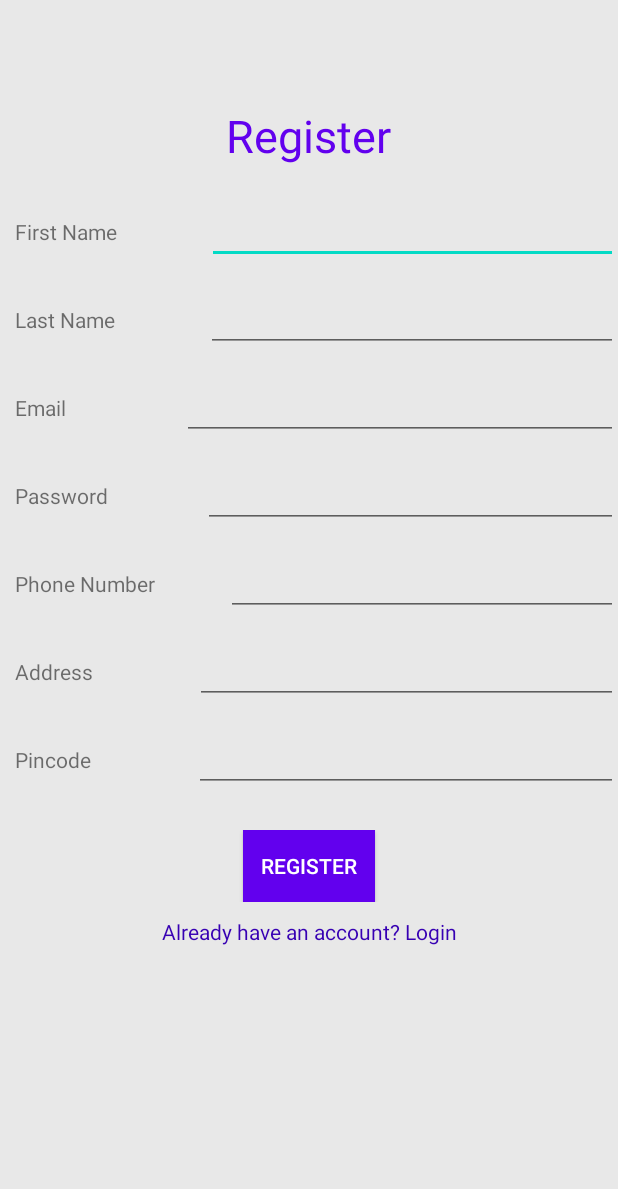
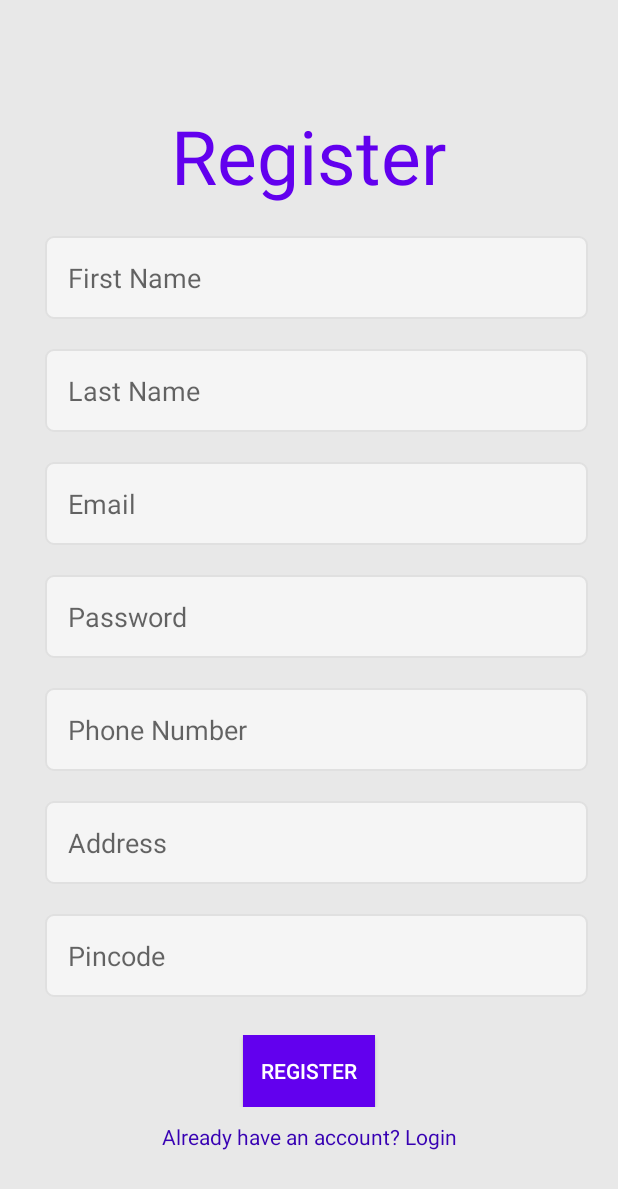
Before and after one commit to arselan95/Toy-Trader-Android-Application, an Android app: the RegisterActivity screen opened directly, with no data from a screen before it, on a phone screen of 412 x 824 dp. Shown: the top 1189 px of the screen. Run offline under Robolectric (Android 15) with nearby library versions, the phone set to English and light mode, and no system bars.

Commit message:
Login register UI changes and validations

```diff
--- /dev/null
+++ b/ToyTrader/app/src/main/res/drawable/custom_background.xml
@@ -0,0 +1,18 @@
+<?xml version="1.0" encoding="utf-8"?>
+<shape xmlns:android="http://schemas.android.com/apk/res/android"
+    android:padding="10dp"
+    android:shape="rectangle" >
+
+    <solid android:color="#f5f5f5" />
+
+    <stroke
+        android:width="1dp"
+        android:color="#e0e0e0" />
+
+    <corners
+        android:bottomLeftRadius="5dp"
+        android:bottomRightRadius="5dp"
+        android:topLeftRadius="5dp"
+        android:topRightRadius="5dp" />
+
+</shape>
--- a/ToyTrader/app/src/main/res/layout/activity_register.xml
+++ b/ToyTrader/app/src/main/res/layout/activity_register.xml
@@ -6,199 +6,13 @@
     android:layout_height="match_parent"
     android:background="@color/background"
     tools:context=".RegisterActivity">
-
+    <ScrollView
+        android:layout_width="match_parent"
+        android:layout_height="match_parent">
         <LinearLayout
-        android:id="@+id/linearLayout"
             android:layout_width="match_parent"
-        android:layout_height="wrap_content"
-        android:layout_marginTop="20dp"
-        android:orientation="horizontal"
-        app:layout_constraintStart_toStartOf="parent"
-        app:layout_constraintTop_toBottomOf="@+id/linearLayout6">
-
-        <TextView
-            android:id="@+id/textView4"
-            android:layout_width="wrap_content"
-            android:layout_height="wrap_content"
-            android:layout_weight="1"
-            android:paddingLeft="10dp"
-            android:text="@string/first_name" />
-
-        <EditText
-            android:id="@+id/register_firstName"
-            android:layout_width="wrap_content"
-            android:layout_height="wrap_content"
-            android:layout_weight="1"
-            android:ems="10"
-            android:importantForAutofill="no"
-            android:inputType="textPersonName" />
-    </LinearLayout>
-
-    <LinearLayout
-        android:id="@+id/linearLayout2"
-        android:layout_width="match_parent"
-        android:layout_height="wrap_content"
-        android:layout_marginTop="13dp"
-        android:orientation="horizontal"
-        app:layout_constraintStart_toStartOf="parent"
-        app:layout_constraintTop_toBottomOf="@+id/linearLayout">
-
-        <TextView
-            android:id="@+id/textView5"
-            android:layout_width="wrap_content"
-            android:layout_height="wrap_content"
-            android:layout_weight="1"
-            android:paddingStart="10dp"
-            android:paddingLeft="10dp"
-            android:text="@string/last_name" />
-
-        <EditText
-            android:id="@+id/register_lastName"
-            android:layout_width="wrap_content"
-            android:layout_height="wrap_content"
-            android:layout_weight="1"
-            android:ems="10"
-            android:inputType="textPersonName" />
-    </LinearLayout>
-
-    <LinearLayout
-        android:id="@+id/linearLayout3"
-        android:layout_width="match_parent"
-        android:layout_height="wrap_content"
-        android:layout_marginTop="13dp"
-        android:orientation="horizontal"
-        app:layout_constraintStart_toStartOf="parent"
-        app:layout_constraintTop_toBottomOf="@+id/linearLayout2">
-
-        <TextView
-            android:id="@+id/textView6"
-            android:layout_width="wrap_content"
-            android:layout_height="wrap_content"
-            android:layout_weight="1"
-            android:paddingStart="10dp"
-            android:paddingLeft="10dp"
-            android:text="Email" />
-
-        <EditText
-            android:id="@+id/register_email"
-            android:layout_width="wrap_content"
-            android:layout_height="wrap_content"
-            android:layout_weight="1"
-            android:ems="10"
-            android:inputType="textEmailAddress" />
-    </LinearLayout>
-
-
-    <LinearLayout
-        android:id="@+id/linearLayoutPass"
-        android:layout_width="match_parent"
-        android:layout_height="wrap_content"
-        android:layout_marginTop="13dp"
-        android:orientation="horizontal"
-        app:layout_constraintStart_toStartOf="parent"
-        app:layout_constraintTop_toBottomOf="@+id/linearLayout3">
-
-        <TextView
-            android:id="@+id/textViewPass"
-            android:layout_width="wrap_content"
-            android:layout_height="wrap_content"
-            android:layout_weight="1"
-            android:paddingLeft="10dp"
-            android:text="Password"
-            android:paddingStart="10dp" />
-
-        <EditText
-            android:id="@+id/register_password"
-            android:layout_width="wrap_content"
-            android:layout_height="wrap_content"
-            android:layout_weight="1"
-            android:ems="10"
-            android:inputType="textPassword" />
-    </LinearLayout>
-
-
-    <LinearLayout
-        android:id="@+id/linearLayout4"
-        android:layout_width="match_parent"
-        android:layout_height="wrap_content"
-        android:layout_marginTop="13dp"
-        android:orientation="horizontal"
-        app:layout_constraintStart_toStartOf="parent"
-        app:layout_constraintTop_toBottomOf="@+id/linearLayoutPass">
-
-        <TextView
-            android:id="@+id/textView7"
-            android:layout_width="wrap_content"
-            android:layout_height="wrap_content"
-            android:layout_weight="1"
-            android:paddingStart="10dp"
-            android:paddingLeft="10dp"
-            android:text="@string/phone_number" />
-
-        <EditText
-            android:id="@+id/register_phone"
-            android:layout_width="wrap_content"
-            android:layout_height="wrap_content"
-            android:layout_weight="1"
-            android:ems="10"
-            android:inputType="phone" />
-    </LinearLayout>
-
-    <LinearLayout
-        android:id="@+id/linearLayout5"
-        android:layout_width="match_parent"
-        android:layout_height="wrap_content"
-        android:layout_marginTop="13dp"
-        android:orientation="horizontal"
-        app:layout_constraintStart_toStartOf="parent"
-        app:layout_constraintTop_toBottomOf="@+id/linearLayout4">
-
-        <TextView
-            android:id="@+id/textView8"
-            android:layout_width="wrap_content"
-            android:layout_height="wrap_content"
-            android:layout_weight="1"
-            android:paddingStart="10dp"
-            android:paddingLeft="10dp"
-            android:text="@string/address" />
-
-        <EditText
-            android:id="@+id/register_address"
-            android:layout_width="wrap_content"
-            android:layout_height="wrap_content"
-            android:layout_weight="1"
-            android:ems="10"
-            android:gravity="start|top"
-            android:inputType="textMultiLine" />
-    </LinearLayout>
-
-    <LinearLayout
-        android:id="@+id/linearLayoutPin"
-        android:layout_width="match_parent"
-        android:layout_height="wrap_content"
-        android:layout_marginTop="13dp"
-        android:orientation="horizontal"
-        app:layout_constraintStart_toStartOf="parent"
-        app:layout_constraintTop_toBottomOf="@+id/linearLayout5">
-
-        <TextView
-            android:id="@+id/textViewPin"
-            android:layout_width="wrap_content"
-            android:layout_height="wrap_content"
-            android:layout_weight="1"
-            android:paddingLeft="10dp"
-            android:text="Pincode"
-            android:paddingStart="10dp" />
-
-        <EditText
-            android:id="@+id/register_pincode"
-            android:layout_width="wrap_content"
-            android:layout_height="wrap_content"
-            android:layout_weight="1"
-            android:ems="10"
-            android:inputType="number" />
-    </LinearLayout>
-
+            android:layout_height="match_parent"
+            android:orientation="vertical">
             <LinearLayout
                 android:id="@+id/linearLayout6"
                 android:layout_width="match_parent"
@@ -215,9 +29,173 @@
                     android:layout_height="wrap_content"
                     android:text="@string/register"
                     android:textColor="@color/colorPrimary"
-            android:textSize="30sp"
+                    android:textSize="50sp"
                     app:layout_constraintStart_toStartOf="parent"
-            app:layout_constraintTop_toTopOf="parent" />
+                    app:layout_constraintTop_toTopOf="parent"
+                    tools:layout_marginBottom="30sp"
+                    android:layout_above="@id/textView"/>
+            </LinearLayout>
+            <LinearLayout
+                android:id="@+id/linearLayout"
+                android:layout_width="match_parent"
+                android:layout_height="wrap_content"
+                android:layout_marginTop="20dp"
+                android:layout_marginStart="30dp"
+                android:layout_marginEnd="20dp"
+                android:orientation="horizontal"
+                app:layout_constraintStart_toStartOf="parent"
+                app:layout_constraintTop_toBottomOf="@+id/linearLayout6">
+
+                <EditText
+                    android:id="@+id/register_firstName"
+                    android:layout_width="match_parent"
+                    android:layout_height="wrap_content"
+                    android:ems="10"
+                    android:hint="@string/first_name"
+                    android:importantForAutofill="no"
+                    android:padding="15dp"
+                    android:background="@drawable/custom_background"
+                    android:inputType="textPersonName" />
+            </LinearLayout>
+
+            <LinearLayout
+                android:id="@+id/linearLayout2"
+                android:layout_width="match_parent"
+                android:layout_height="wrap_content"
+                android:layout_marginTop="20dp"
+                android:layout_marginStart="30dp"
+                android:layout_marginEnd="20dp"
+                android:orientation="horizontal"
+                app:layout_constraintStart_toStartOf="parent"
+                app:layout_constraintTop_toBottomOf="@+id/linearLayout">
+
+                <EditText
+                    android:id="@+id/register_lastName"
+                    android:layout_width="match_parent"
+                    android:layout_height="wrap_content"
+                    android:ems="10"
+                    android:padding="15dp"
+                    android:hint="@string/last_name"
+                    android:background="@drawable/custom_background"
+                    android:inputType="textPersonName" />
+            </LinearLayout>
+
+            <LinearLayout
+                android:id="@+id/linearLayout3"
+                android:layout_width="match_parent"
+                android:layout_height="wrap_content"
+                android:layout_marginTop="20dp"
+                android:layout_marginStart="30dp"
+                android:layout_marginEnd="20dp"
+                android:orientation="horizontal"
+                app:layout_constraintStart_toStartOf="parent"
+                app:layout_constraintTop_toBottomOf="@+id/linearLayout2">
+
+
+                <EditText
+                    android:id="@+id/register_email"
+                    android:layout_width="match_parent"
+                    android:layout_height="wrap_content"
+                    android:ems="10"
+                    android:padding="15dp"
+                    android:hint="@string/email"
+                    android:background="@drawable/custom_background"
+                    android:inputType="textEmailAddress" />
+            </LinearLayout>
+
+
+            <LinearLayout
+                android:id="@+id/linearLayoutPass"
+                android:layout_width="match_parent"
+                android:layout_height="wrap_content"
+                android:layout_marginTop="20dp"
+                android:layout_marginStart="30dp"
+                android:layout_marginEnd="20dp"
+                android:orientation="horizontal"
+                app:layout_constraintStart_toStartOf="parent"
+                app:layout_constraintTop_toBottomOf="@+id/linearLayout3">
+
+
+                <EditText
+                    android:id="@+id/register_password"
+                    android:layout_width="match_parent"
+                    android:layout_height="wrap_content"
+                    android:ems="10"
+                    android:padding="15dp"
+                    android:hint="@string/password"
+                    android:background="@drawable/custom_background"
+                    android:inputType="textPassword" />
+            </LinearLayout>
+
+
+            <LinearLayout
+                android:id="@+id/linearLayout4"
+                android:layout_width="match_parent"
+                android:layout_height="wrap_content"
+                android:layout_marginTop="20dp"
+                android:layout_marginStart="30dp"
+                android:layout_marginEnd="20dp"
+                android:orientation="horizontal"
+                app:layout_constraintStart_toStartOf="parent"
+                app:layout_constraintTop_toBottomOf="@+id/linearLayoutPass">
+
+
+                <EditText
+                    android:id="@+id/register_phone"
+                    android:layout_width="match_parent"
+                    android:layout_height="wrap_content"
+                    android:ems="10"
+                    android:padding="15dp"
+                    android:hint="@string/phone_number"
+                    android:background="@drawable/custom_background"
+                    android:inputType="phone" />
+            </LinearLayout>
+
+            <LinearLayout
+                android:id="@+id/linearLayout5"
+                android:layout_width="match_parent"
+                android:layout_height="wrap_content"
+                android:layout_marginTop="20dp"
+                android:layout_marginStart="30dp"
+                android:layout_marginEnd="20dp"
+                android:orientation="horizontal"
+                app:layout_constraintStart_toStartOf="parent"
+                app:layout_constraintTop_toBottomOf="@+id/linearLayout4">
+
+
+                <EditText
+                    android:id="@+id/register_address"
+                    android:layout_width="match_parent"
+                    android:layout_height="wrap_content"
+                    android:ems="10"
+                    android:gravity="start|top"
+                    android:padding="15dp"
+                    android:hint="@string/address"
+                    android:background="@drawable/custom_background"
+                    android:inputType="textMultiLine" />
+            </LinearLayout>
+
+            <LinearLayout
+                android:id="@+id/linearLayoutPin"
+                android:layout_width="match_parent"
+                android:layout_height="wrap_content"
+                android:layout_marginTop="20dp"
+                android:layout_marginStart="30dp"
+                android:layout_marginEnd="20dp"
+                android:orientation="horizontal"
+                app:layout_constraintStart_toStartOf="parent"
+                app:layout_constraintTop_toBottomOf="@+id/linearLayout5">
+
+
+                <EditText
+                    android:id="@+id/register_pincode"
+                    android:layout_width="match_parent"
+                    android:layout_height="wrap_content"
+                    android:ems="10"
+                    android:padding="15dp"
+                    android:hint="Pincode"
+                    android:background="@drawable/custom_background"
+                    android:inputType="number" />
             </LinearLayout>
 
             <LinearLayout
@@ -266,6 +244,6 @@
                     android:text="Already have an account? Login"
                     android:textColor="@color/colorPrimaryDark" />
             </LinearLayout>
-
-
+        </LinearLayout>
+    </ScrollView>
 </androidx.constraintlayout.widget.ConstraintLayout>
--- a/ToyTrader/app/src/main/res/layout/nav_header.xml
+++ b/ToyTrader/app/src/main/res/layout/nav_header.xml
@@ -1,7 +1,7 @@
 <?xml version="1.0" encoding="utf-8"?>
 <LinearLayout xmlns:android="http://schemas.android.com/apk/res/android"
     android:layout_width="match_parent"
-    android:layout_height="176dp"
+    android:layout_height="wrap_content"
     android:background="@color/colorAccent2"
     android:gravity="bottom"
     android:orientation="vertical"
```
Also changed, not shown: ToyTrader/app/src/main/java/com/example/toytrader/LoginActivity.java (+10 -3 lines), ToyTrader/app/src/main/java/com/example/toytrader/RegisterActivity.java (+10 -2 lines), ToyTrader/app/src/main/java/com/example/toytrader/UploadToy.java (+8 -8 lines), ToyTrader/app/src/main/java/com/example/toytrader/Utilities.java (added, +14 -0 lines), ToyTrader/app/src/main/res/layout/activity_login.xml (+24 -6 lines), ToyTrader/app/src/main/res/layout/activity_upload_toy.xml (+29 -15 lines). Lines whose indentation alone changed are shown as unchanged.
